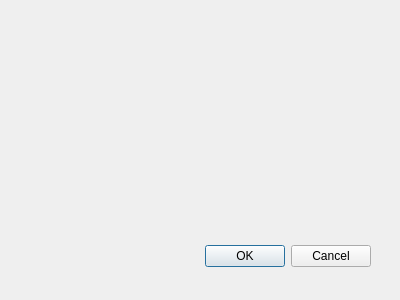
facundotorraca/micromachines, file qt_views/client_views/joinView.ui: the form before one commit.
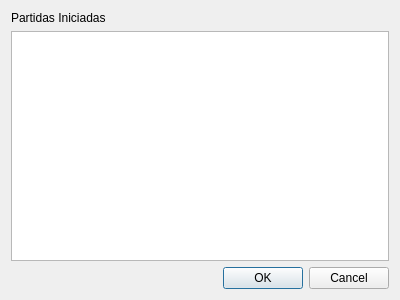
The form after the commit.

Commit message: Modify join view

The edit to the form file:
```diff
--- a/qt_views/client_views/joinView.ui
+++ b/qt_views/client_views/joinView.ui
@@ -15,15 +15,12 @@
   <property name="windowTitle">
    <string>Dialog</string>
   </property>
-  <widget name="buttonBox" class="QDialogButtonBox">
-   <property name="geometry">
-    <rect>
-     <x>30</x>
-     <y>240</y>
-     <width>341</width>
-     <height>32</height>
-    </rect>
-   </property>
+  <layout class="QGridLayout" name="gridLayout">
+   <item row="1" column="0">
+    <widget class="QListWidget" name="matchList"/>
+   </item>
+   <item row="2" column="0">
+    <widget class="QDialogButtonBox" name="btnBoxJoin">
    <property name="orientation">
     <enum>Qt::Horizontal</enum>
    </property>
@@ -31,8 +28,16 @@
     <set>QDialogButtonBox::Cancel|QDialogButtonBox::Ok</set>
    </property>
   </widget>
- </widget>
- <pixmapfunction/>
+   </item>
+   <item row="0" column="0">
+    <widget class="QLabel" name="label">
+     <property name="text">
+      <string>Partidas Iniciadas</string>
+     </property>
+    </widget>
+   </item>
+  </layout>
+ </widget>
  <resources/>
  <connections>
   <connection>
```
Left out of the diff: 10 changed lines with no effect on the pictures. Lines whose indentation alone changed are shown as unchanged.
